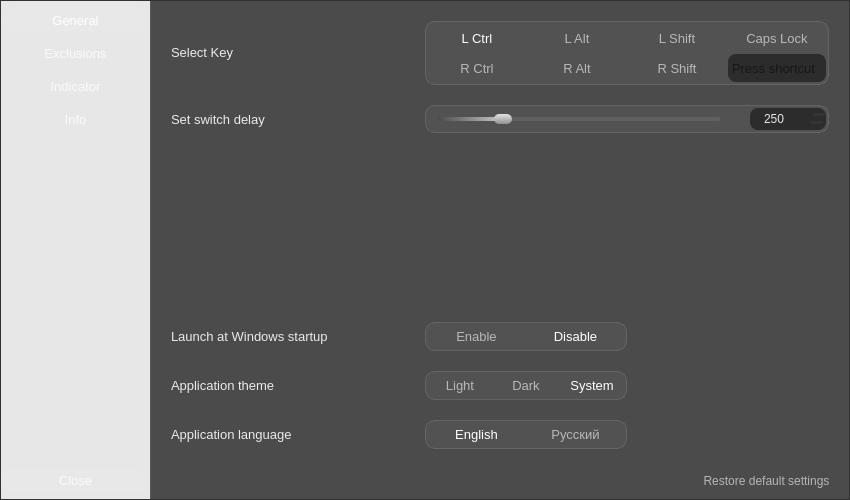
Old version of the form src/ui/forms/EasyLangSwitcher_settings.ui in the repository egoisticdesire/EasyLangSwitcher.
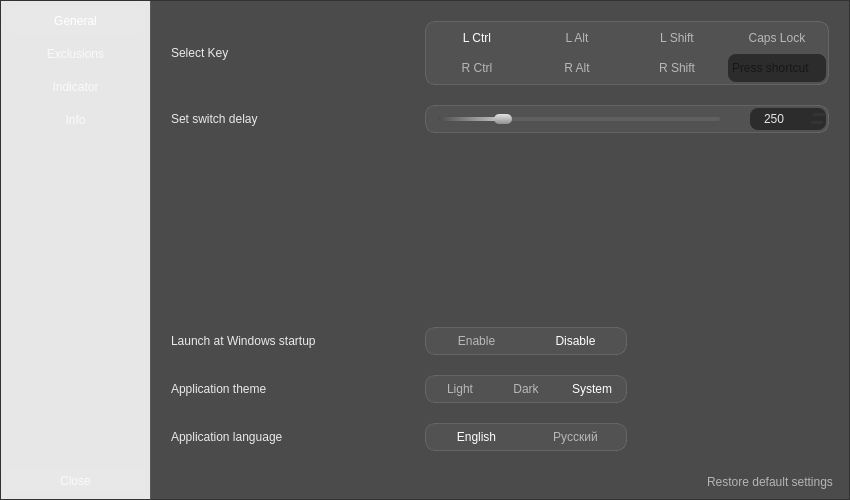
New version of the form. Icons and pictures are not drawn.

Diff of the .ui file:
```diff
--- a/src/ui/forms/EasyLangSwitcher_settings.ui
+++ b/src/ui/forms/EasyLangSwitcher_settings.ui
@@ -43,11 +43,6 @@
    </property>
    <item>
     <widget class="QWidget" name="background_widget" native="true">
-     <property name="font">
-      <font>
-       <pointsize>10</pointsize>
-      </font>
-     </property>
      <property name="styleSheet">
       <string notr="true">QWidget#background_widget {
 background: rgba(32, 32, 32, 10);
@@ -77,15 +72,8 @@
           <height>0</height>
          </size>
         </property>
-        <property name="font">
-         <font>
-          <pointsize>10</pointsize>
-         </font>
-        </property>
         <property name="styleSheet">
          <string notr="true">QFrame#sider_container {
-/*border-top-left-radius: 1px;
-border-bottom-left-radius: 1px;*/
 border: 1px solid rgb(50, 50, 50);
 border-right: 1px solid transparent;
 background: transparent;
@@ -97,7 +85,7 @@
 QFrame#top_sider_container QToolButton,
 QFrame#bot_sider_container QPushButton {
 margin: 3px;
-padding: 4px 10px 5px 10px;
+padding: 5px 10px;
 border-radius: 5px;
 color: rgba(255, 255, 255, 200);
 }
@@ -136,11 +124,6 @@
          </property>
          <item>
           <widget class="QFrame" name="top_sider_container">
-           <property name="font">
-            <font>
-             <pointsize>10</pointsize>
-            </font>
-           </property>
            <layout class="QVBoxLayout" name="vlayout_top_btns_sider">
             <property name="spacing">
              <number>0</number>
@@ -165,11 +148,6 @@
                 <verstretch>0</verstretch>
                </sizepolicy>
               </property>
-              <property name="font">
-               <font>
-                <pointsize>10</pointsize>
-               </font>
-              </property>
               <property name="text">
                <string>General</string>
               </property>
@@ -205,11 +183,6 @@
                 <verstretch>0</verstretch>
                </sizepolicy>
               </property>
-              <property name="font">
-               <font>
-                <pointsize>10</pointsize>
-               </font>
-              </property>
               <property name="text">
                <string>Exclusions</string>
               </property>
@@ -242,11 +215,6 @@
                 <verstretch>0</verstretch>
                </sizepolicy>
               </property>
-              <property name="font">
-               <font>
-                <pointsize>10</pointsize>
-               </font>
-              </property>
               <property name="text">
                <string>Indicator</string>
               </property>
@@ -279,11 +247,6 @@
                 <verstretch>0</verstretch>
                </sizepolicy>
               </property>
-              <property name="font">
-               <font>
-                <pointsize>10</pointsize>
-               </font>
-              </property>
               <property name="text">
                <string>Info</string>
               </property>
@@ -313,11 +276,6 @@
          </item>
          <item>
           <spacer name="vspacer_sider_container">
-           <property name="font">
-            <font>
-             <pointsize>10</pointsize>
-            </font>
-           </property>
            <property name="orientation">
             <enum>Qt::Orientation::Vertical</enum>
            </property>
@@ -331,11 +289,6 @@
          </item>
          <item>
           <widget class="QFrame" name="bot_sider_container">
-           <property name="font">
-            <font>
-             <pointsize>10</pointsize>
-            </font>
-           </property>
            <layout class="QVBoxLayout" name="vlayout_bottom_btns_sider">
             <property name="spacing">
              <number>0</number>
@@ -354,11 +307,6 @@
             </property>
             <item>
              <widget class="QPushButton" name="btn_close_bot_sider">
-              <property name="font">
-               <font>
-                <pointsize>10</pointsize>
-               </font>
-              </property>
               <property name="text">
                <string>Close</string>
               </property>
@@ -375,11 +323,6 @@
       </item>
       <item>
        <widget class="QStackedWidget" name="content_container">
-        <property name="font">
-         <font>
-          <pointsize>10</pointsize>
-         </font>
-        </property>
         <property name="styleSheet">
          <string notr="true">QStackedWidget#content_container {
 border: 1px solid rgb(50, 50, 50);
@@ -404,6 +347,16 @@
 border: 1px solid rgba(255, 255, 255, 30);
 background: rgba(255, 255, 255, 10);
 }
+QWidget#background_widget QPushButton#key_select_label_img,
+QWidget#background_widget QPushButton#key_select_label_img:hover,
+QWidget#background_widget QPushButton#key_select_label_img:pressed,
+QWidget#background_widget QPushButton#key_select_label_img:checked,
+QWidget#background_widget QPushButton#key_select_label_img:focus {
+padding: 0;
+border: 1px solid transparent;
+color: rgba(255, 255, 255, 225);
+background: transparent;
+}
 QFrame#key_select_frame {
 margin-right: 20px;
 }
@@ -426,10 +379,10 @@
 QFrame#key_select_frame QLineEdit:focus {
 background: rgba(16, 16, 16, 175);
 }
-QToolButton#btn_restore_default {
+QPushButton#btn_restore_default {
 margin-right: 6px;
 margin-bottom: 6px;
-padding: 3px 9px 4px 10px;
+padding: 4px 10px;
 border-radius: 5px;
 color: rgba(255, 255, 255, 150);
 background: transparent;
@@ -439,6 +392,7 @@
 QFrame#app_startup_frame QPushButton,
 QFrame#app_lang_frame QPushButton {
 margin: 1px;
+padding: 4px 5px;
 border-radius: 8px;
 color: rgba(255, 255, 255, 150);
 background: transparent;
@@ -457,11 +411,11 @@
 color: rgba(255, 255, 255, 255);
 background: transparent;
 }
-QToolButton#btn_restore_default:hover {
+QPushButton#btn_restore_default:hover {
 color: rgba(255, 255, 255, 255);
 background: rgba(255, 255, 255, 15);
 }
-QToolButton#btn_restore_default:pressed {
+QPushButton#btn_restore_default:pressed {
 background: rgba(255, 255, 255, 7);
 }
 QFrame#key_select_frame QPushButton:checked,
@@ -474,7 +428,7 @@
 QFrame#app_theme_frame QPushButton:focus,
 QFrame#app_startup_frame QPushButton:focus,
 QFrame#app_lang_frame QPushButton:focus,
-QToolButton#btn_restore_default:focus {
+QPushButton#btn_restore_default:focus {
 outline: none;
 }</string>
          </property>
@@ -513,11 +467,6 @@
             </property>
             <item row="3" column="0">
              <widget class="QLabel" name="app_startup_label">
-              <property name="font">
-               <font>
-                <pointsize>10</pointsize>
-               </font>
-              </property>
               <property name="text">
                <string>Launch at Windows startup</string>
               </property>
@@ -525,11 +474,6 @@
             </item>
             <item row="3" column="1">
              <widget class="QFrame" name="app_startup_frame">
-              <property name="font">
-               <font>
-                <pointsize>10</pointsize>
-               </font>
-              </property>
               <layout class="QHBoxLayout" name="hlayout_app_lang_value_frame_3">
                <property name="spacing">
                 <number>0</number>
@@ -548,23 +492,6 @@
                </property>
                <item>
                 <widget class="QPushButton" name="btn_enable_startup">
-                 <property name="minimumSize">
-                  <size>
-                   <width>0</width>
-                   <height>25</height>
-                  </size>
-                 </property>
-                 <property name="maximumSize">
-                  <size>
-                   <width>16777215</width>
-                   <height>25</height>
-                  </size>
-                 </property>
-                 <property name="font">
-                  <font>
-                   <pointsize>10</pointsize>
-                  </font>
-                 </property>
                  <property name="text">
                   <string>Enable</string>
                  </property>
@@ -584,23 +511,6 @@
                </item>
                <item>
                 <widget class="QPushButton" name="btn_disable_startup">
-                 <property name="minimumSize">
-                  <size>
-                   <width>0</width>
-                   <height>25</height>
-                  </size>
-                 </property>
-                 <property name="maximumSize">
-                  <size>
-                   <width>16777215</width>
-                   <height>25</height>
-                  </size>
-                 </property>
-                 <property name="font">
-                  <font>
-                   <pointsize>10</pointsize>
-                  </font>
-                 </property>
                  <property name="text">
                   <string>Disable</string>
                  </property>
@@ -629,14 +539,9 @@
                 <verstretch>0</verstretch>
                </sizepolicy>
               </property>
-              <property name="font">
-               <font>
-                <pointsize>10</pointsize>
-               </font>
-              </property>
               <layout class="QHBoxLayout" name="hlayout_key_select_label">
                <property name="spacing">
-                <number>6</number>
+                <number>4</number>
                </property>
                <property name="leftMargin">
                 <number>0</number>
@@ -650,43 +555,40 @@
                <property name="bottomMargin">
                 <number>0</number>
                </property>
-               <item>
+               <item alignment="Qt::AlignmentFlag::AlignVCenter">
                 <widget class="QLabel" name="key_select_label_msg">
-                 <property name="font">
-                  <font>
-                   <pointsize>10</pointsize>
-                  </font>
-                 </property>
                  <property name="text">
                   <string>Select Key</string>
                  </property>
                 </widget>
                </item>
-               <item alignment="Qt::AlignmentFlag::AlignBottom">
-                <widget class="QLabel" name="key_select_label_img">
+               <item alignment="Qt::AlignmentFlag::AlignVCenter">
+                <widget class="QPushButton" name="key_select_label_img">
+                 <property name="sizePolicy">
+                  <sizepolicy hsizetype="Minimum" vsizetype="Fixed">
+                   <horstretch>20</horstretch>
+                   <verstretch>20</verstretch>
+                  </sizepolicy>
+                 </property>
+                 <property name="minimumSize">
+                  <size>
+                   <width>20</width>
+                   <height>20</height>
+                  </size>
+                 </property>
                  <property name="maximumSize">
                   <size>
-                   <width>16</width>
+                   <width>20</width>
                    <height>16</height>
                   </size>
                  </property>
-                 <property name="font">
-                  <font>
-                   <pointsize>10</pointsize>
-                  </font>
+                 <property name="icon">
+                  <iconset resource="../../../resources/resources.qrc">
+                   <normaloff>:/icons/icons/InfoRegular.svg</normaloff>:/icons/icons/InfoRegular.svg</iconset>
                  </property>
-                 <property name="text">
-                  <string/>
-                 </property>
-                 <property name="pixmap">
-                  <pixmap resource="../../../resources/resources.qrc">:/icons/icons/InfoRegular.svg</pixmap>
-                 </property>
-                 <property name="scaledContents">
+                 <property name="flat">
                   <bool>true</bool>
                  </property>
-                 <property name="alignment">
-                  <set>Qt::AlignmentFlag::AlignCenter</set>
-                 </property>
                 </widget>
                </item>
               </layout>
@@ -694,11 +596,6 @@
             </item>
             <item row="4" column="0">
              <widget class="QLabel" name="app_theme_label">
-              <property name="font">
-               <font>
-                <pointsize>10</pointsize>
-               </font>
-              </property>
               <property name="text">
                <string>Application theme</string>
               </property>
@@ -706,11 +603,6 @@
             </item>
             <item row="4" column="1">
              <widget class="QFrame" name="app_theme_frame">
-              <property name="font">
-               <font>
-                <pointsize>10</pointsize>
-               </font>
-              </property>
               <layout class="QHBoxLayout" name="hlayout_app_lang_value_frame_2">
                <property name="spacing">
                 <number>0</number>
@@ -729,23 +621,6 @@
                </property>
                <item>
                 <widget class="QPushButton" name="btn_light_theme">
-                 <property name="minimumSize">
-                  <size>
-                   <width>0</width>
-                   <height>25</height>
-                  </size>
-                 </property>
-                 <property name="maximumSize">
-                  <size>
-                   <width>16777215</width>
-                   <height>25</height>
-                  </size>
-                 </property>
-                 <property name="font">
-                  <font>
-                   <pointsize>10</pointsize>
-                  </font>
-                 </property>
                  <property name="text">
                   <string>Light</string>
                  </property>
@@ -765,23 +640,6 @@
                </item>
                <item>
                 <widget class="QPushButton" name="btn_dark_theme">
-                 <property name="minimumSize">
-                  <size>
-                   <width>0</width>
-                   <height>25</height>
-                  </size>
-                 </property>
-                 <property name="maximumSize">
-                  <size>
-                   <width>16777215</width>
-                   <height>25</height>
-                  </size>
-                 </property>
-                 <property name="font">
-                  <font>
-                   <pointsize>10</pointsize>
-                  </font>
-                 </property>
                  <property name="text">
                   <string>Dark</string>
                  </property>
@@ -798,23 +656,6 @@
                </item>
                <item>
                 <widget class="QPushButton" name="btn_system_theme">
-                 <property name="minimumSize">
-                  <size>
-                   <width>0</width>
-                   <height>25</height>
-                  </size>
-                 </property>
-                 <property name="maximumSize">
-                  <size>
-                   <width>16777215</width>
-                   <height>25</height>
-                  </size>
-                 </property>
-                 <property name="font">
-                  <font>
-                   <pointsize>10</pointsize>
-                  </font>
-                 </property>
                  <property name="text">
                   <string>System</string>
                  </property>
@@ -835,38 +676,8 @@
               </layout>
              </widget>
             </item>
-            <item row="6" column="1" colspan="2" alignment="Qt::AlignmentFlag::AlignRight|Qt::AlignmentFlag::AlignBottom">
-             <widget class="QToolButton" name="btn_restore_default">
-              <property name="sizePolicy">
-               <sizepolicy hsizetype="Preferred" vsizetype="Preferred">
-                <horstretch>0</horstretch>
-                <verstretch>0</verstretch>
-               </sizepolicy>
-              </property>
-              <property name="minimumSize">
-               <size>
-                <width>125</width>
-                <height>0</height>
-               </size>
-              </property>
-              <property name="focusPolicy">
-               <enum>Qt::FocusPolicy::NoFocus</enum>
-              </property>
-              <property name="text">
-               <string>Restore default settings</string>
-              </property>
-              <property name="toolButtonStyle">
-               <enum>Qt::ToolButtonStyle::ToolButtonTextBesideIcon</enum>
-              </property>
-             </widget>
-            </item>
             <item row="5" column="0">
              <widget class="QLabel" name="app_lang_label">
-              <property name="font">
-               <font>
-                <pointsize>10</pointsize>
-               </font>
-              </property>
               <property name="text">
                <string>Application language</string>
               </property>
@@ -874,11 +685,6 @@
             </item>
             <item row="2" column="0">
              <spacer name="vspacer_main_container_page_1">
-              <property name="font">
-               <font>
-                <pointsize>10</pointsize>
-               </font>
-              </property>
               <property name="orientation">
                <enum>Qt::Orientation::Vertical</enum>
               </property>
@@ -892,11 +698,6 @@
             </item>
             <item row="1" column="0">
              <widget class="QLabel" name="key_delay_label">
-              <property name="font">
-               <font>
-                <pointsize>10</pointsize>
-               </font>
-              </property>
               <property name="text">
                <string>Set switch delay</string>
               </property>
@@ -910,11 +711,6 @@
                 <height>0</height>
                </size>
               </property>
-              <property name="font">
-               <font>
-                <pointsize>10</pointsize>
-               </font>
-              </property>
               <property name="styleSheet">
                <string notr="true">QFrame#key_delay_frame {
 margin-right: 20px;
@@ -1044,11 +840,6 @@
                    <verstretch>0</verstretch>
                   </sizepolicy>
                  </property>
-                 <property name="font">
-                  <font>
-                   <pointsize>10</pointsize>
-                  </font>
-                 </property>
                  <property name="minimum">
                   <number>50</number>
                  </property>
@@ -1096,11 +887,6 @@
             </item>
             <item row="5" column="1">
              <widget class="QFrame" name="app_lang_frame">
-              <property name="font">
-               <font>
-                <pointsize>10</pointsize>
-               </font>
-              </property>
               <layout class="QHBoxLayout" name="hlayout_app_lang_value_frame">
                <property name="spacing">
                 <number>0</number>
@@ -1119,23 +905,6 @@
                </property>
                <item>
                 <widget class="QPushButton" name="btn_en_lang">
-                 <property name="minimumSize">
-                  <size>
-                   <width>0</width>
-                   <height>25</height>
-                  </size>
-                 </property>
-                 <property name="maximumSize">
-                  <size>
-                   <width>16777215</width>
-                   <height>25</height>
-                  </size>
-                 </property>
-                 <property name="font">
-                  <font>
-                   <pointsize>10</pointsize>
-                  </font>
-                 </property>
                  <property name="text">
                   <string>English</string>
                  </property>
@@ -1155,23 +924,6 @@
                </item>
                <item>
                 <widget class="QPushButton" name="btn_ru_lang">
-                 <property name="minimumSize">
-                  <size>
-                   <width>0</width>
-                   <height>25</height>
-                  </size>
-                 </property>
-                 <property name="maximumSize">
-                  <size>
-                   <width>16777215</width>
-                   <height>25</height>
-                  </size>
-                 </property>
-                 <property name="font">
-                  <font>
-                   <pointsize>10</pointsize>
-                  </font>
-                 </property>
                  <property name="text">
                   <string>Русский</string>
                  </property>
@@ -1246,11 +998,6 @@
                    <height>30</height>
                   </size>
                  </property>
-                 <property name="font">
-                  <font>
-                   <pointsize>10</pointsize>
-                  </font>
-                 </property>
                  <property name="text">
                   <string>R Shift</string>
                  </property>
@@ -1285,11 +1032,6 @@
                    <height>30</height>
                   </size>
                  </property>
-                 <property name="font">
-                  <font>
-                   <pointsize>10</pointsize>
-                  </font>
-                 </property>
                  <property name="text">
                   <string>L Alt</string>
                  </property>
@@ -1324,11 +1066,6 @@
                    <height>30</height>
                   </size>
                  </property>
-                 <property name="font">
-                  <font>
-                   <pointsize>10</pointsize>
-                  </font>
-                 </property>
                  <property name="text">
                   <string>R Ctrl</string>
                  </property>
@@ -1366,11 +1103,6 @@
                    <height>30</height>
                   </size>
                  </property>
-                 <property name="font">
-                  <font>
-                   <pointsize>10</pointsize>
-                  </font>
-                 </property>
                  <property name="text">
                   <string>R Alt</string>
                  </property>
@@ -1405,11 +1137,6 @@
                    <height>30</height>
                   </size>
                  </property>
-                 <property name="font">
-                  <font>
-                   <pointsize>10</pointsize>
-                  </font>
-                 </property>
                  <property name="text">
                   <string>L Shift</string>
                  </property>
@@ -1444,11 +1171,6 @@
                    <height>30</height>
                   </size>
                  </property>
-                 <property name="font">
-                  <font>
-                   <pointsize>10</pointsize>
-                  </font>
-                 </property>
                  <property name="text">
                   <string>Caps Lock</string>
                  </property>
@@ -1483,11 +1205,6 @@
                    <height>30</height>
                   </size>
                  </property>
-                 <property name="font">
-                  <font>
-                   <pointsize>10</pointsize>
-                  </font>
-                 </property>
                  <property name="text">
                   <string>L Ctrl</string>
                  </property>
@@ -1525,11 +1242,6 @@
                    <height>30</height>
                   </size>
                  </property>
-                 <property name="font">
-                  <font>
-                   <pointsize>10</pointsize>
-                  </font>
-                 </property>
                  <property name="focusPolicy">
                   <enum>Qt::FocusPolicy::ClickFocus</enum>
                  </property>
@@ -1544,6 +1256,28 @@
               </layout>
              </widget>
             </item>
+            <item row="6" column="1" colspan="2" alignment="Qt::AlignmentFlag::AlignRight|Qt::AlignmentFlag::AlignBottom">
+             <widget class="QPushButton" name="btn_restore_default">
+              <property name="sizePolicy">
+               <sizepolicy hsizetype="Preferred" vsizetype="Preferred">
+                <horstretch>0</horstretch>
+                <verstretch>0</verstretch>
+               </sizepolicy>
+              </property>
+              <property name="minimumSize">
+               <size>
+                <width>125</width>
+                <height>0</height>
+               </size>
+              </property>
+              <property name="focusPolicy">
+               <enum>Qt::FocusPolicy::NoFocus</enum>
+              </property>
+              <property name="text">
+               <string>Restore default settings</string>
+              </property>
+             </widget>
+            </item>
            </layout>
           </item>
          </layout>
@@ -1552,7 +1286,7 @@
          <property name="styleSheet">
           <string notr="true">QFrame#add_exclusions_frame QPushButton {
 margin-right: 20px;
-padding: 7px 10px 8px 10px;
+padding: 8px 10px;
 border-radius: 10px;
 color: rgba(255, 255, 255, 225);
 background: rgba(255, 255, 255, 10);
@@ -1566,15 +1300,15 @@
 }
 QFrame#exclusions_rules_frame QPushButton {
 margin: 1px;
-padding: 3px 5px 4px 5px;
+padding: 4px 5px;
 border-radius: 8px;
 color: rgba(255, 255, 255, 150);
 background: transparent;
 }
-QToolButton#btn_clear_all {
+QPushButton#btn_clear_all {
 margin-right: 6px;
 margin-bottom: 6px;
-padding: 3px 9px 4px 10px;
+padding: 4px 10px;
 border-radius: 5px;
 color: rgba(255, 255, 255, 150);
 background: transparent;
@@ -1587,12 +1321,12 @@
 QFrame#add_exclusions_frame QPushButton:hover {
 background: rgba(255, 255, 255, 15);
 }
-QToolButton#btn_clear_all:hover {
+QPushButton#btn_clear_all:hover {
 color: rgba(255, 255, 255, 255);
 background: rgba(255, 255, 255, 15);
 }
 QFrame#add_exclusions_frame QPushButton:pressed,
-QToolButton#btn_clear_all:pressed {
+QPushButton#btn_clear_all:pressed {
 background: rgba(255, 255, 255, 7);
 }
 QFrame#exclusions_rules_frame QPushButton:checked {
@@ -1600,7 +1334,7 @@
 }
 QFrame#add_exclusions_frame QPushButton:focus,
 QFrame#exclusions_rules_frame QPushButton:focus,
-QToolButton#btn_clear_all:focus {
+QPushButton#btn_clear_all:focus {
 outline: none;
 }
 
@@ -1641,25 +1375,6 @@
             <property name="spacing">
              <number>20</number>
             </property>
-            <item row="2" column="2" alignment="Qt::AlignmentFlag::AlignRight|Qt::AlignmentFlag::AlignBottom">
-             <widget class="QToolButton" name="btn_clear_all">
-              <property name="minimumSize">
-               <size>
-                <width>125</width>
-                <height>0</height>
-               </size>
-              </property>
-              <property name="focusPolicy">
-               <enum>Qt::FocusPolicy::NoFocus</enum>
-              </property>
-              <property name="text">
-               <string>Clear List</string>
-              </property>
-              <property name="toolButtonStyle">
-               <enum>Qt::ToolButtonStyle::ToolButtonTextBesideIcon</enum>
-              </property>
-             </widget>
-            </item>
             <item row="1" column="0" colspan="3">
              <widget class="QFrame" name="exclusions_rules_table_frame">
               <property name="styleSheet">
@@ -1931,6 +1646,22 @@
               </layout>
              </widget>
             </item>
+            <item row="2" column="2" alignment="Qt::AlignmentFlag::AlignRight|Qt::AlignmentFlag::AlignBottom">
+             <widget class="QPushButton" name="btn_clear_all">
+              <property name="minimumSize">
+               <size>
+                <width>125</width>
+                <height>0</height>
+               </size>
+              </property>
+              <property name="focusPolicy">
+               <enum>Qt::FocusPolicy::NoFocus</enum>
+              </property>
+              <property name="text">
+               <string>Clear List</string>
+              </property>
+             </widget>
+            </item>
            </layout>
           </item>
          </layout>
@@ -1953,12 +1684,14 @@
 color: rgba(255, 255, 255, 150);
 background: transparent;
 }
-QFrame#indicator_manage_frame QPushButton,
+QFrame#indicator_manage_frame QPushButton {
+padding: 4px 5px;
+}
 QFrame#indicator_langs_frame QPushButton {
-padding: 5px 10px 6px 10px;
+padding: 10px 5px;
 }
 QFrame#indicator_color_frame QPushButton {
-padding: 9px 10px 10px 10px;
+padding: 10px 5px;
 }
 QFrame#indicator_manage_frame QPushButton:hover,
 QFrame#indicator_langs_frame QPushButton:hover,
@@ -1995,7 +1728,7 @@
 border-radius: 7px;
 }
 QLabel#preview_label {
-padding: 0 4px 1px 4px;
+padding: 1px 4px;
 color: rgba(55, 125, 255, 200);
 background: rgba(32, 32, 32, 225);
 border-radius: 5px;
@@ -2528,11 +2261,6 @@
                         </property>
                         <item alignment="Qt::AlignmentFlag::AlignHCenter|Qt::AlignmentFlag::AlignVCenter">
                          <widget class="QLabel" name="preview_label">
-                          <property name="font">
-                           <font>
-                            <bold>true</bold>
-                           </font>
-                          </property>
                           <property name="text">
                            <string>ENG</string>
                           </property>
```
